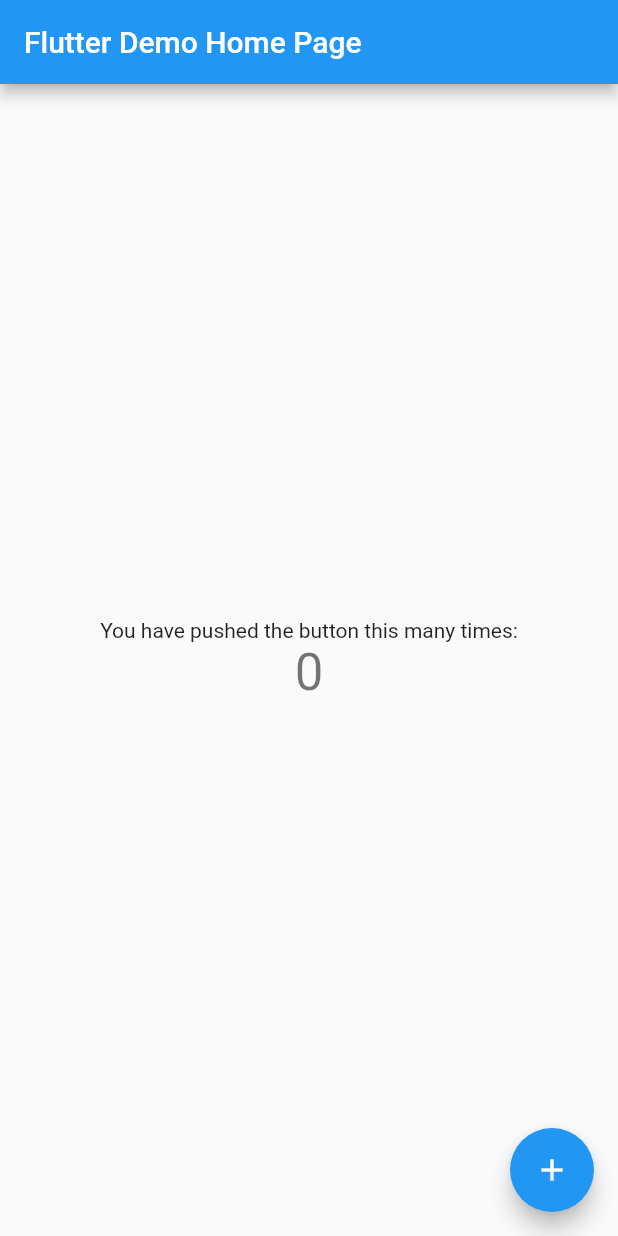
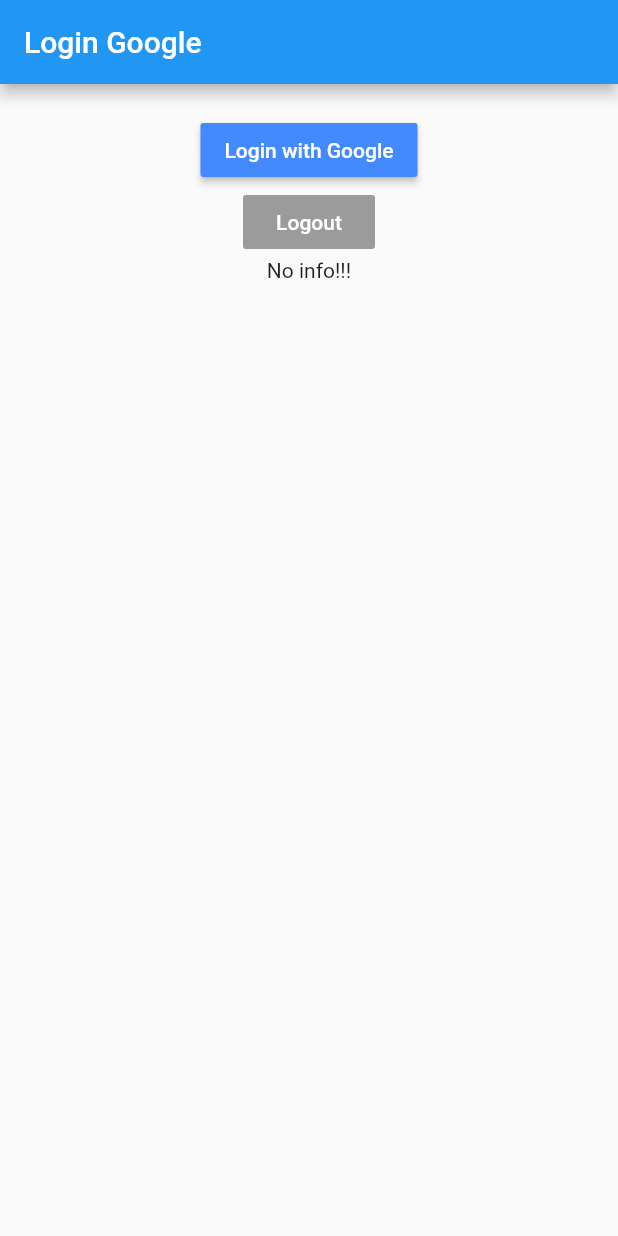
Before and after one commit to rrifafauzikomara/FlutterGoogleSigIn, a Flutter app: the screen it shows after launch, on a phone screen of 412 x 824 dp. Run offline on Flutter 3.47's test engine with Material 2 defaults, Android fonts, the phone set to English and light mode, and no system bars; our stand-ins replace google_sign_in, rxdart.

Commit message:
add google login with bloc fix in iOS

```diff
--- a/lib/main.dart
+++ b/lib/main.dart
@@ -1,111 +1,20 @@
 import 'package:flutter/material.dart';
+import 'package:flutter_google_sigin/src/bloc/login_provider.dart';
+import 'package:flutter_google_sigin/src/ui/login_page.dart';
 
 void main() => runApp(MyApp());
 
 class MyApp extends StatelessWidget {
-  // This widget is the root of your application.
   @override
   Widget build(BuildContext context) {
-    return MaterialApp(
-      title: 'Flutter Demo',
-      theme: ThemeData(
-        // This is the theme of your application.
-        //
-        // Try running your application with "flutter run". You'll see the
-        // application has a blue toolbar. Then, without quitting the app, try
-        // changing the primarySwatch below to Colors.green and then invoke
-        // "hot reload" (press "r" in the console where you ran "flutter run",
-        // or simply save your changes to "hot reload" in a Flutter IDE).
-        // Notice that the counter didn't reset back to zero; the application
-        // is not restarted.
-        primarySwatch: Colors.blue,
+    return LoginProvider(
+      child: MaterialApp(
+        title: 'Flutter Demo',
+        theme: ThemeData(
+          primarySwatch: Colors.blue,
+        ),
+        home: LoginPage(),
       ),
-      home: MyHomePage(title: 'Flutter Demo Home Page'),
     );
   }
 }
-
-class MyHomePage extends StatefulWidget {
-  MyHomePage({Key key, this.title}) : super(key: key);
-
-  // This widget is the home page of your application. It is stateful, meaning
-  // that it has a State object (defined below) that contains fields that affect
-  // how it looks.
-
-  // This class is the configuration for the state. It holds the values (in this
-  // case the title) provided by the parent (in this case the App widget) and
-  // used by the build method of the State. Fields in a Widget subclass are
-  // always marked "final".
-
-  final String title;
-
-  @override
-  _MyHomePageState createState() => _MyHomePageState();
-}
-
-class _MyHomePageState extends State<MyHomePage> {
-  int _counter = 0;
-
-  void _incrementCounter() {
-    setState(() {
-      // This call to setState tells the Flutter framework that something has
-      // changed in this State, which causes it to rerun the build method below
-      // so that the display can reflect the updated values. If we changed
-      // _counter without calling setState(), then the build method would not be
-      // called again, and so nothing would appear to happen.
-      _counter++;
-    });
-  }
-
-  @override
-  Widget build(BuildContext context) {
-    // This method is rerun every time setState is called, for instance as done
-    // by the _incrementCounter method above.
-    //
-    // The Flutter framework has been optimized to make rerunning build methods
-    // fast, so that you can just rebuild anything that needs updating rather
-    // than having to individually change instances of widgets.
-    return Scaffold(
-      appBar: AppBar(
-        // Here we take the value from the MyHomePage object that was created by
-        // the App.build method, and use it to set our appbar title.
-        title: Text(widget.title),
-      ),
-      body: Center(
-        // Center is a layout widget. It takes a single child and positions it
-        // in the middle of the parent.
-        child: Column(
-          // Column is also layout widget. It takes a list of children and
-          // arranges them vertically. By default, it sizes itself to fit its
-          // children horizontally, and tries to be as tall as its parent.
-          //
-          // Invoke "debug painting" (press "p" in the console, choose the
-          // "Toggle Debug Paint" action from the Flutter Inspector in Android
-          // Studio, or the "Toggle Debug Paint" command in Visual Studio Code)
-          // to see the wireframe for each widget.
-          //
-          // Column has various properties to control how it sizes itself and
-          // how it positions its children. Here we use mainAxisAlignment to
-          // center the children vertically; the main axis here is the vertical
-          // axis because Columns are vertical (the cross axis would be
-          // horizontal).
-          mainAxisAlignment: MainAxisAlignment.center,
-          children: <Widget>[
-            Text(
-              'You have pushed the button this many times:',
-            ),
-            Text(
-              '$_counter',
-              style: Theme.of(context).textTheme.display1,
-            ),
-          ],
-        ),
-      ),
-      floatingActionButton: FloatingActionButton(
-        onPressed: _incrementCounter,
-        tooltip: 'Increment',
-        child: Icon(Icons.add),
-      ), // This trailing comma makes auto-formatting nicer for build methods.
-    );
-  }
-}
--- /dev/null
+++ b/lib/src/bloc/login_bloc.dart
@@ -0,0 +1,23 @@
+import 'package:google_sign_in/google_sign_in.dart';
+import 'package:rxdart/rxdart.dart';
+
+class LoginBloc {
+
+  final GoogleSignIn _googleSignIn = GoogleSignIn(scopes: ['email', 'https://www.googleapis.com/auth/contacts.readonly']);
+  final BehaviorSubject<GoogleSignInAccount> _google = BehaviorSubject<GoogleSignInAccount>();
+  Stream<GoogleSignInAccount> get googleAccount => _google.stream;
+
+  sigInGoogle() async {
+    _googleSignIn.signIn().then((GoogleSignInAccount account) {
+      _google.sink.add(account);
+    });
+  }
+
+  signOutGoogle() async {
+    _googleSignIn.signOut().then(_google.sink.add);
+  }
+
+  dispose() {
+    _google.close();
+  }
+}
--- /dev/null
+++ b/lib/src/bloc/login_provider.dart
@@ -0,0 +1,18 @@
+import 'package:flutter/material.dart';
+import 'package:flutter_google_sigin/src/bloc/login_bloc.dart';
+
+class LoginProvider extends InheritedWidget {
+
+  final LoginBloc bloc;
+
+  LoginProvider({Key key, Widget child})
+      : bloc = LoginBloc(),
+        super(key: key, child: child);
+
+  @override
+  bool updateShouldNotify(InheritedWidget oldWidget) => true;
+
+  static LoginBloc of(BuildContext context) {
+    return (context.inheritFromWidgetOfExactType(LoginProvider) as LoginProvider).bloc;
+  }
+}
--- /dev/null
+++ b/lib/src/ui/home_page.dart
@@ -0,0 +1,13 @@
+import 'package:flutter/material.dart';
+
+class HomePage extends StatefulWidget {
+  @override
+  _HomePageState createState() => _HomePageState();
+}
+
+class _HomePageState extends State<HomePage> {
+  @override
+  Widget build(BuildContext context) {
+    return Container();
+  }
+}
--- /dev/null
+++ b/lib/src/ui/login_page.dart
@@ -0,0 +1,95 @@
+import 'package:flutter/material.dart';
+import 'package:flutter_google_sigin/src/bloc/login_bloc.dart';
+import 'package:flutter_google_sigin/src/bloc/login_provider.dart';
+import 'package:google_sign_in/google_sign_in.dart';
+
+class LoginPage extends StatelessWidget {
+  @override
+  Widget build(BuildContext context) {
+    final bloc = LoginProvider.of(context);
+
+    return Scaffold(
+      appBar: AppBar(
+        title: Text('Login Google'),
+      ),
+      body: Container(
+        alignment: Alignment.topCenter,
+        padding: EdgeInsets.all(20.0),
+        child: Column(
+          children: <Widget>[
+            _buildGoogleSignInBt(bloc),
+            _buildSignOutBt(bloc),
+            _buildUserInfo(bloc),
+          ],
+        ),
+      ),
+    );
+  }
+
+  Widget _buildGoogleSignInBt(LoginBloc bloc) {
+    return StreamBuilder(
+      stream: bloc.googleAccount,
+      builder: (BuildContext context, AsyncSnapshot<GoogleSignInAccount> snapshot) {
+        return RaisedButton(
+          child: Text('Login with Google'),
+          color: Colors.blueAccent,
+          textColor: Colors.white,
+          onPressed: !snapshot.hasData
+              ? () async {
+            bloc.sigInGoogle();
+          }
+              : null,
+        );
+      },
+    );
+  }
+
+  Widget _buildSignOutBt(LoginBloc bloc) {
+    return StreamBuilder(
+      stream: bloc.googleAccount,
+      builder: (BuildContext context, AsyncSnapshot snapshot) {
+        return RaisedButton(
+            child: Text('Logout'),
+            color: Color(Colors.blue.blue),
+            textColor: Colors.white,
+            onPressed: snapshot.hasData
+                ? () async {
+              bloc.signOutGoogle();
+            }
+                : null);
+      },
+    );
+  }
+
+  Widget _buildUserInfo(LoginBloc bloc) {
+    return StreamBuilder(
+      stream: bloc.googleAccount,
+      builder: (BuildContext context, AsyncSnapshot<GoogleSignInAccount> snapshot) {
+        if (!snapshot.hasData) {
+          return Container(
+            child: Text('No info!!!'),
+          );
+        }
+
+        return Column(
+          children: <Widget>[
+            Row(
+              children: <Widget>[Text('Name: '), Text(snapshot.data.displayName.toString())],
+            ),
+            Row(
+              children: <Widget>[Text('Email: '), Text(snapshot.data.email)],
+            ),
+            Row(
+              children: <Widget>[Text('Id: '), Text(snapshot.data.id)],
+            ),
+            Image.network(
+              snapshot.data.photoUrl.toString(),
+              width: 200.0,
+              height: 200.0,
+            ),
+          ],
+        );
+      },
+    );
+  }
+}
--- a/pubspec.yaml
+++ b/pubspec.yaml
@@ -23,6 +23,8 @@ dependencies:
   # The following adds the Cupertino Icons font to your application.
   # Use with the CupertinoIcons class for iOS style icons.
   cupertino_icons: ^0.1.2
+  rxdart: ^0.19.0
+  google_sign_in: ^4.0.1+1
 
 dev_dependencies:
   flutter_test:
```
Also changed, not shown: pubspec.lock, 10 other files.
